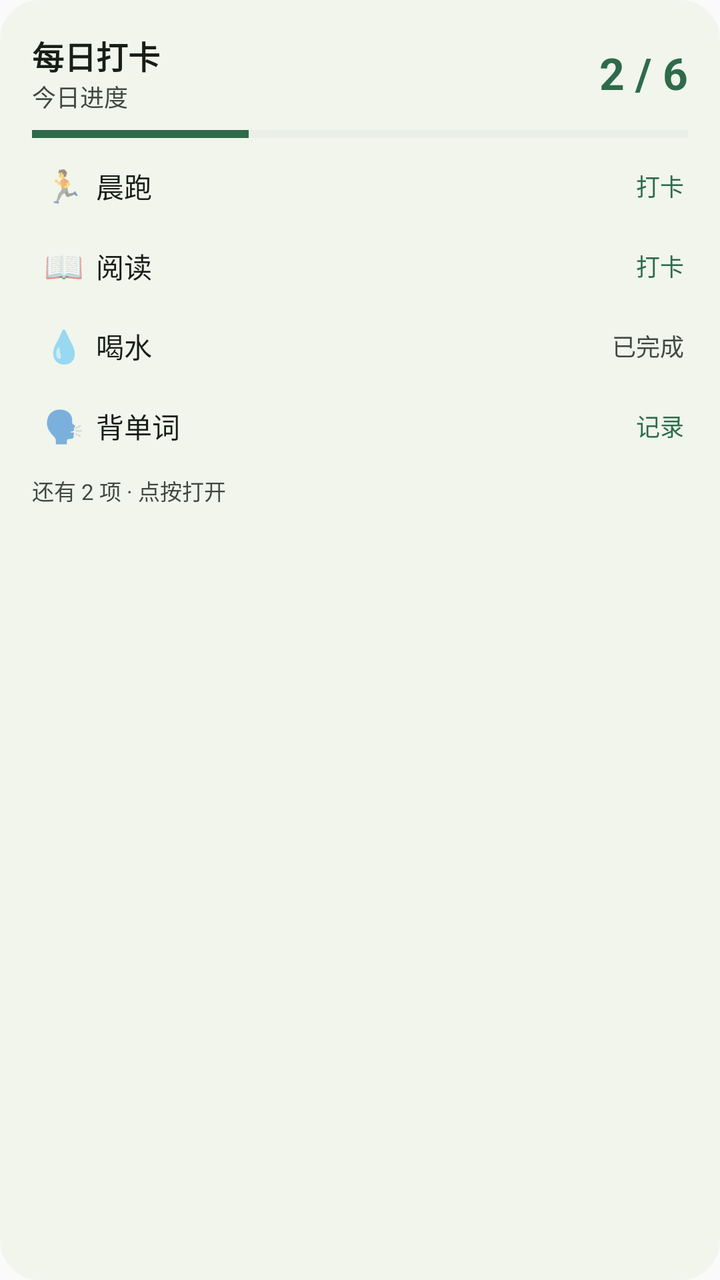
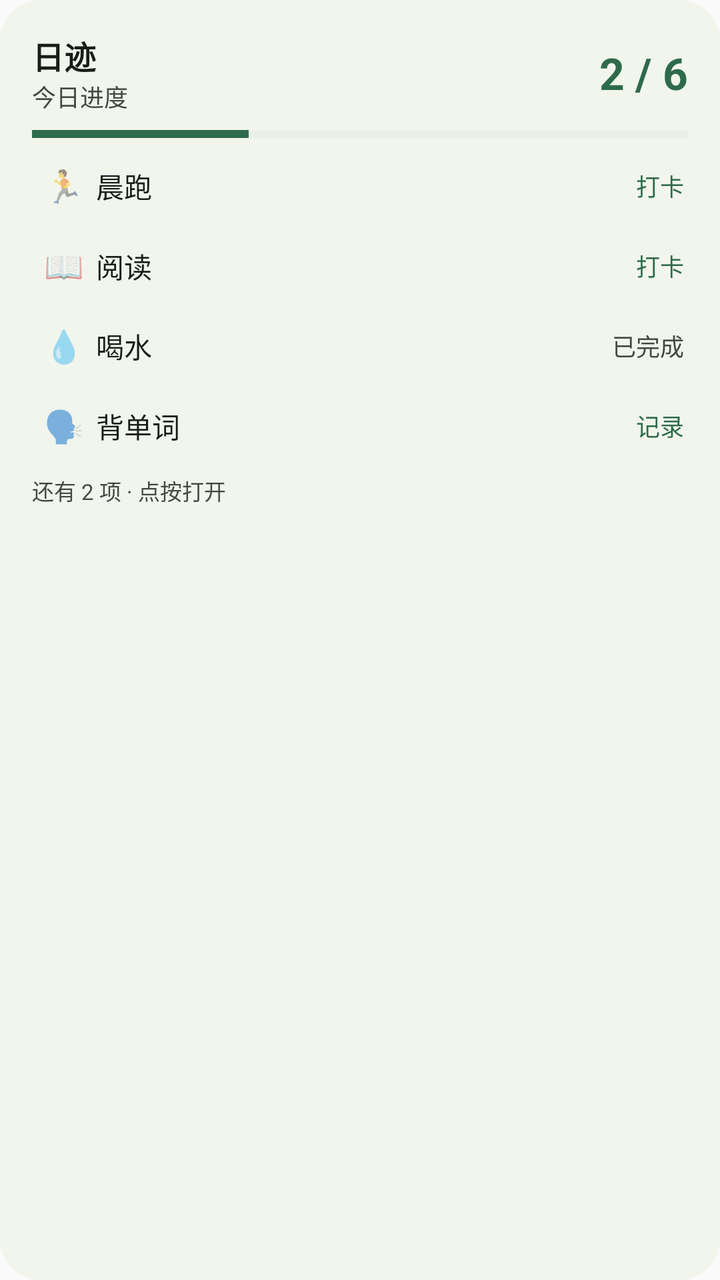

Two renders of the same Android screen: before a commit and after it. Below are the layout's source before the change and the commit's diff.
<!-- AndroidManifest.xml: application theme Theme.Daily_Trace -->
<!-- res/layout/widget_today.xml -->
<?xml version="1.0" encoding="utf-8"?>
<LinearLayout xmlns:android="http://schemas.android.com/apk/res/android"
    xmlns:tools="http://schemas.android.com/tools"
    android:id="@+id/widget_root"
    android:layout_width="match_parent"
    android:layout_height="wrap_content"
    android:background="@drawable/widget_background"
    android:orientation="vertical"
    android:padding="16dp"
    tools:ignore="HardcodedText">

    <LinearLayout
        android:id="@+id/widget_header"
        android:layout_width="match_parent"
        android:layout_height="wrap_content"
        android:gravity="center_vertical"
        android:orientation="horizontal">

        <LinearLayout
            android:layout_width="0dp"
            android:layout_height="wrap_content"
            android:layout_weight="1"
            android:orientation="vertical">

            <TextView
                android:layout_width="wrap_content"
                android:layout_height="wrap_content"
                android:text="每日打卡"
                android:textColor="@color/widget_text_primary"
                android:textSize="16sp"
                android:textStyle="bold" />

            <TextView
                android:layout_width="wrap_content"
                android:layout_height="wrap_content"
                android:text="今日进度"
                android:textColor="@color/widget_text_secondary"
                android:textSize="12sp" />
        </LinearLayout>

        <TextView
            android:id="@+id/widget_progress"
            android:layout_width="wrap_content"
            android:layout_height="wrap_content"
            android:text="2 / 6"
            android:textColor="@color/widget_accent"
            android:textSize="22sp"
            android:textStyle="bold" />
    </LinearLayout>

    <ProgressBar
        android:id="@+id/widget_bar"
        style="?android:attr/progressBarStyleHorizontal"
        android:layout_width="match_parent"
        android:layout_height="4dp"
        android:layout_marginTop="8dp"
        android:max="100"
        android:progress="33"
        android:progressBackgroundTint="@color/widget_track"
        android:progressTint="@color/widget_accent" />

    <TextView
        android:id="@+id/widget_empty"
        android:layout_width="match_parent"
        android:layout_height="wrap_content"
        android:paddingTop="12dp"
        android:paddingBottom="8dp"
        android:text="今天还没有可打卡的选项"
        android:textColor="@color/widget_text_secondary"
        android:textSize="13sp"
        android:visibility="gone" />

    <LinearLayout
        android:id="@+id/widget_rows"
        android:layout_width="match_parent"
        android:layout_height="wrap_content"
        android:layout_marginTop="4dp"
        android:orientation="vertical">

        <LinearLayout
            android:id="@+id/widget_row1"
            android:layout_width="match_parent"
            android:layout_height="40dp"
            android:gravity="center_vertical"
            android:orientation="horizontal">

            <TextView
                android:id="@+id/widget_icon1"
                android:layout_width="32dp"
                android:layout_height="wrap_content"
                android:gravity="center"
                android:text="🏃"
                android:textSize="16sp" />

            <TextView
                android:id="@+id/widget_name1"
                android:layout_width="0dp"
                android:layout_height="wrap_content"
                android:layout_weight="1"
                android:ellipsize="end"
                android:maxLines="1"
                android:text="晨跑"
                android:textColor="@color/widget_text_primary"
                android:textSize="14sp" />

            <TextView
                android:id="@+id/widget_action1"
                android:layout_width="wrap_content"
                android:layout_height="wrap_content"
                android:paddingStart="8dp"
                android:paddingEnd="2dp"
                android:text="打卡"
                android:textColor="@color/widget_accent"
                android:textSize="12sp" />
        </LinearLayout>

        <LinearLayout
            android:id="@+id/widget_row2"
            android:layout_width="match_parent"
            android:layout_height="40dp"
            android:gravity="center_vertical"
            android:orientation="horizontal">

            <TextView
                android:id="@+id/widget_icon2"
                android:layout_width="32dp"
                android:layout_height="wrap_content"
                android:gravity="center"
                android:text="📖"
                android:textSize="16sp" />

            <TextView
                android:id="@+id/widget_name2"
                android:layout_width="0dp"
                android:layout_height="wrap_content"
                android:layout_weight="1"
                android:ellipsize="end"
                android:maxLines="1"
                android:text="阅读"
                android:textColor="@color/widget_text_primary"
                android:textSize="14sp" />

            <TextView
                android:id="@+id/widget_action2"
                android:layout_width="wrap_content"
                android:layout_height="wrap_content"
                android:paddingStart="8dp"
                android:paddingEnd="2dp"
                android:text="打卡"
                android:textColor="@color/widget_accent"
                android:textSize="12sp" />
        </LinearLayout>

        <LinearLayout
            android:id="@+id/widget_row3"
            android:layout_width="match_parent"
            android:layout_height="40dp"
            android:gravity="center_vertical"
            android:orientation="horizontal">

            <TextView
                android:id="@+id/widget_icon3"
                android:layout_width="32dp"
                android:layout_height="wrap_content"
                android:gravity="center"
                android:text="💧"
                android:textSize="16sp" />

            <TextView
                android:id="@+id/widget_name3"
                android:layout_width="0dp"
                android:layout_height="wrap_content"
                android:layout_weight="1"
                android:ellipsize="end"
                android:maxLines="1"
                android:text="喝水"
                android:textColor="@color/widget_text_primary"
                android:textSize="14sp" />

            <TextView
                android:id="@+id/widget_action3"
                android:layout_width="wrap_content"
                android:layout_height="wrap_content"
                android:paddingStart="8dp"
                android:paddingEnd="2dp"
                android:text="已完成"
                android:textColor="@color/widget_text_secondary"
                android:textSize="12sp" />
        </LinearLayout>

        <LinearLayout
            android:id="@+id/widget_row4"
            android:layout_width="match_parent"
            android:layout_height="40dp"
            android:gravity="center_vertical"
            android:orientation="horizontal">

            <TextView
                android:id="@+id/widget_icon4"
                android:layout_width="32dp"
                android:layout_height="wrap_content"
                android:gravity="center"
                android:text="🗣️"
                android:textSize="16sp" />

            <TextView
                android:id="@+id/widget_name4"
                android:layout_width="0dp"
                android:layout_height="wrap_content"
                android:layout_weight="1"
                android:ellipsize="end"
                android:maxLines="1"
                android:text="背单词"
                android:textColor="@color/widget_text_primary"
                android:textSize="14sp" />

            <TextView
                android:id="@+id/widget_action4"
                android:layout_width="wrap_content"
                android:layout_height="wrap_content"
                android:paddingStart="8dp"
                android:paddingEnd="2dp"
                android:text="记录"
                android:textColor="@color/widget_accent"
                android:textSize="12sp" />
        </LinearLayout>
    </LinearLayout>

    <TextView
        android:id="@+id/widget_more"
        android:layout_width="match_parent"
        android:layout_height="wrap_content"
        android:paddingTop="4dp"
        android:text="还有 2 项 · 点按打开"
        android:textColor="@color/widget_text_secondary"
        android:textSize="11sp" />
</LinearLayout>
<!-- resources referenced by this layout -->
<resources>
  <color name="widget_accent">#2E6B4A</color>
  <color name="widget_text_primary">#181D18</color>
  <color name="widget_text_secondary">#414941</color>
  <color name="widget_track">#1F2E6B4A</color>
  <!-- drawable widget_background (drawable) -->
  <?xml version="1.0" encoding="utf-8"?>
  <shape xmlns:android="http://schemas.android.com/apk/res/android"
      android:shape="rectangle">
      <corners android:radius="20dp" />
      <solid android:color="@color/widget_background" />
  </shape>
  <style name="Theme.Daily_Trace" parent="android:Theme.Material.Light.NoActionBar" />
  <color name="widget_background">#F1F5EC</color>
</resources>

<!-- the commit's change to res/layout/widget_today.xml (unified diff, before → after) -->
@@ -25,7 +25,7 @@
             <TextView
                 android:layout_width="wrap_content"
                 android:layout_height="wrap_content"
-                android:text="每日打卡"
+                android:text="日迹"
                 android:textColor="@color/widget_text_primary"
                 android:textSize="16sp"
                 android:textStyle="bold" />
